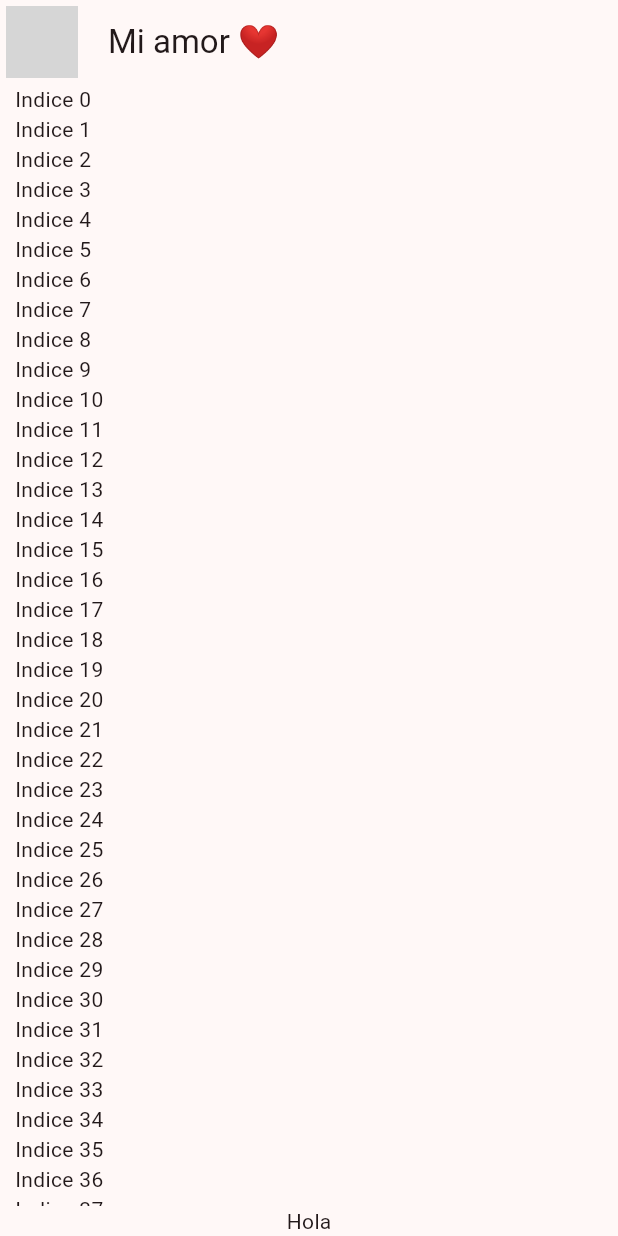
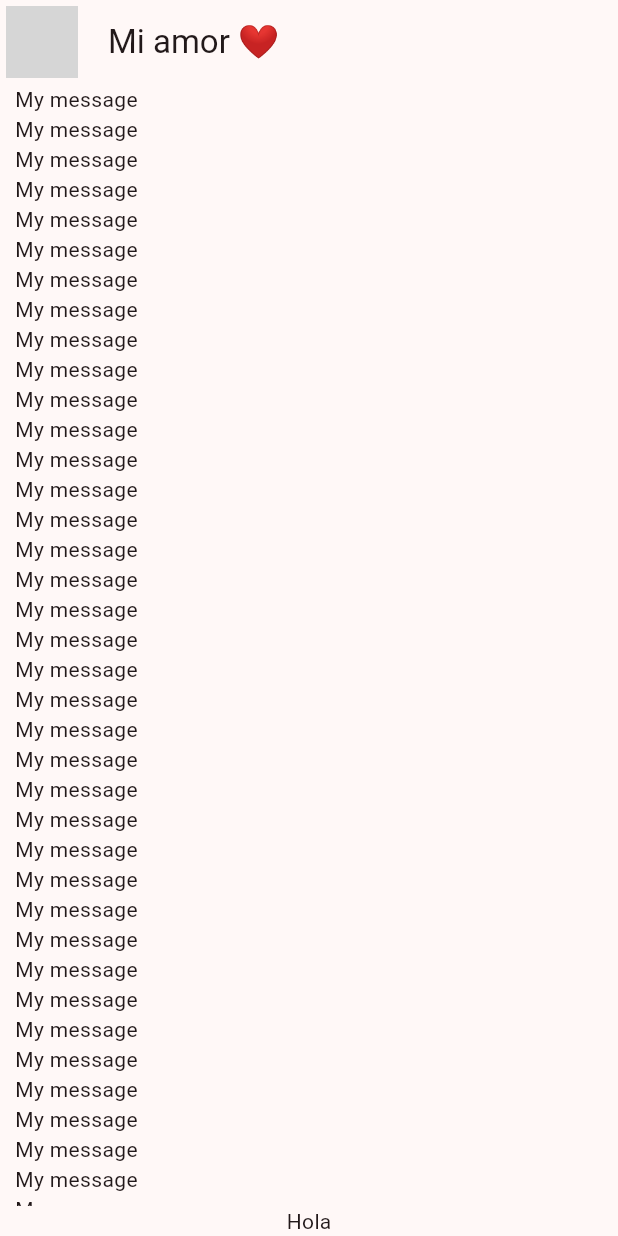
Before and after one commit to willywonka-aaa/yes_no_git, a Flutter app: the screen it shows after launch, on a phone screen of 412 x 824 dp. Run offline on Flutter 3.47's test engine with Material 2 defaults, Android fonts, the phone set to English and light mode, and no system bars; network calls fail; grey boxes are pictures that could not be loaded.

Commit message:
v70 se cambio ruta de archivo y se importo widget

```diff
--- a/lib/main.dart
+++ b/lib/main.dart
@@ -1,5 +1,5 @@
 import 'package:b_yes_no_git/config/theme/app_theme.dart';
-import 'package:b_yes_no_git/presentation/chat/chat_screen.dart';
+import 'package:b_yes_no_git/presentation/screens/chat/chat_screen.dart';
 import 'package:flutter/material.dart';
 
 void main() {
--- a/lib/presentation/chat/chat_screen.dart
+++ b/lib/presentation/screens/chat/chat_screen.dart
@@ -1,3 +1,4 @@
+import 'package:b_yes_no_git/presentation/widgets/chat/my_message_bubble.dart';
 import 'package:flutter/material.dart';
 
 class ChatScreen extends StatelessWidget {
@@ -35,7 +36,7 @@ class _ChatView extends StatelessWidget {
             Expanded(
               child: ListView.builder(
                 itemBuilder: (context, index) {
-                  return Text("Indice $index");
+                  return const MyMessageBubble();
                 },
               ),
             ),
```
